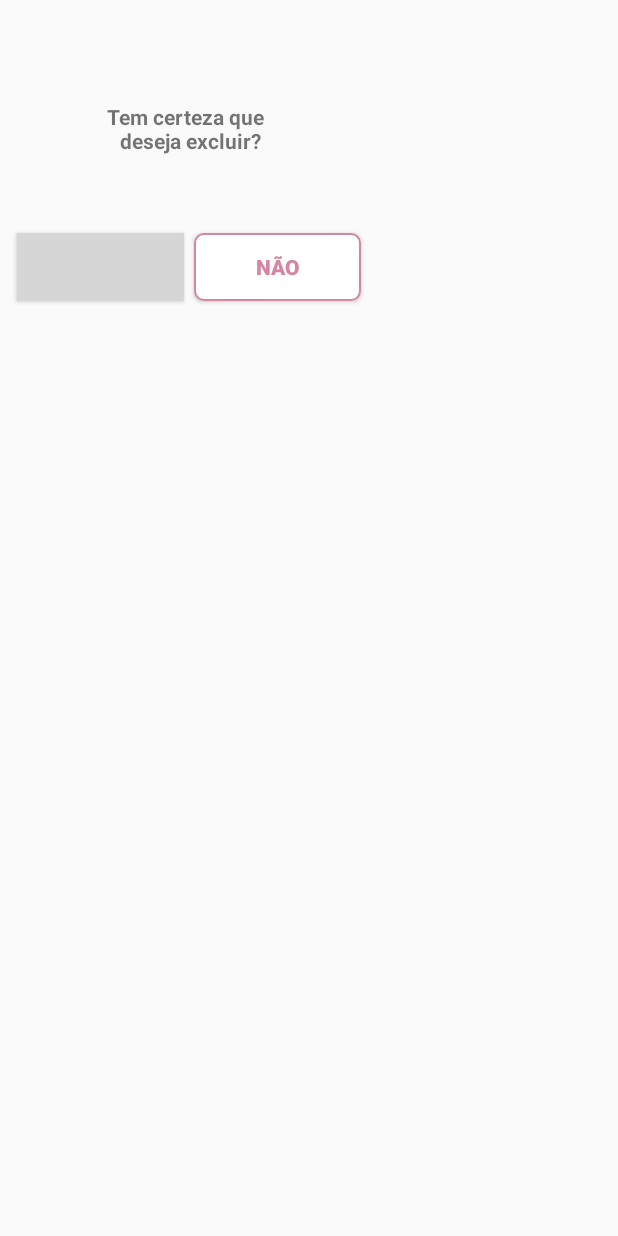
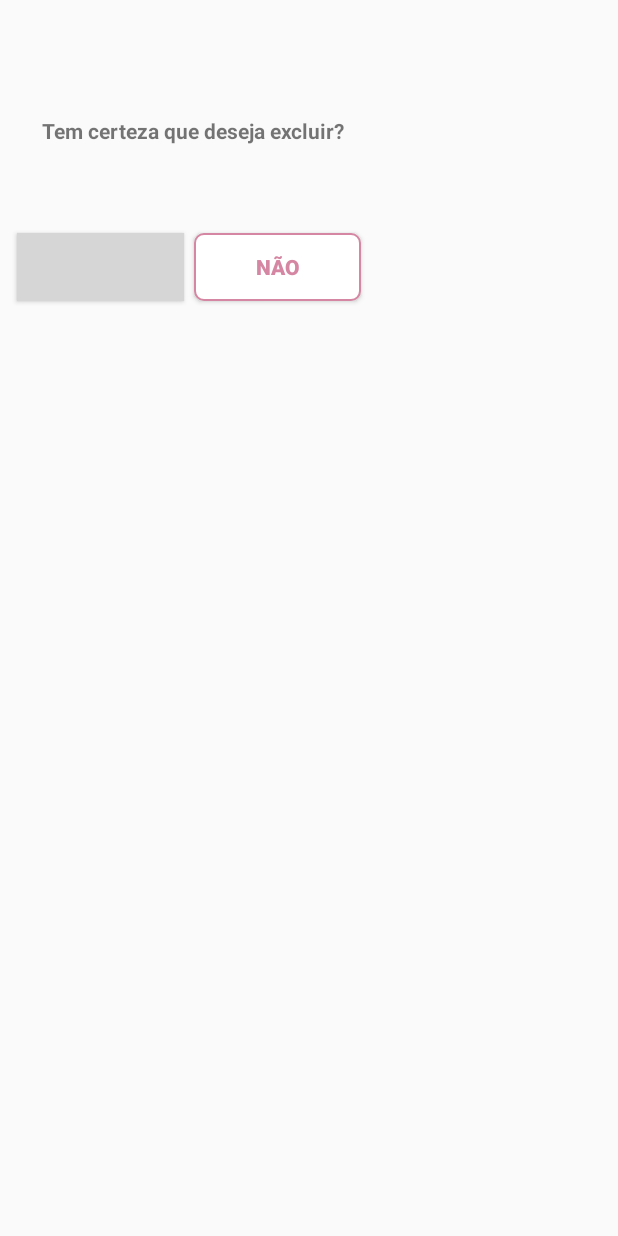
Before and after one commit to Mi-sinibaldi/PooMinhasTarefas, an Android app: the layout activity_dialog_chooser.xml on its own in the app's theme, with its tools: preview values and no code run, on a phone screen of 412 x 824 dp. Run offline under Robolectric (Android 15) with nearby library versions, the phone set to English and light mode, and no system bars; grey boxes are pictures that could not be loaded.

Commit message:
ajustes finos

```diff
--- a/app/src/main/res/layout/activity_dialog_chooser.xml
+++ b/app/src/main/res/layout/activity_dialog_chooser.xml
@@ -14,7 +14,7 @@
         android:layout_marginRight="57dp"
         android:layout_marginBottom="104dp"
         android:gravity="center"
-        android:text="Tem certeza que \n deseja excluir?"
+        android:text="@string/tem_certeza_que_n_deseja_excluir"
         android:textStyle="bold"
         app:layout_constraintBottom_toBottomOf="parent"
         app:layout_constraintEnd_toEndOf="parent"
--- a/app/src/main/res/layout/activity_update_task.xml
+++ b/app/src/main/res/layout/activity_update_task.xml
@@ -20,6 +20,7 @@
             android:layout_height="wrap_content"
             android:layout_margin="15dp"
             android:text="@string/atualizar_tarefa"
+
             android:textAlignment="center"
             android:textAppearance="@style/Base.TextAppearance.AppCompat.Headline" />
 
@@ -27,7 +28,8 @@
             android:id="@+id/editTextTask"
             android:layout_width="match_parent"
             android:layout_height="wrap_content"
-            android:inputType="text|textCapSentences" />
+            android:inputType="text|textCapSentences"
+            android:hint="@string/tarefa"/>
 
         <EditText
             android:id="@+id/editTextDesc"
--- a/app/src/main/res/values/strings.xml
+++ b/app/src/main/res/values/strings.xml
@@ -15,4 +15,5 @@
     <string name="sim">Sim</string>
     <string name="n_o">Não</string>
     <string name="tem_certeza_que_deseja_excluir">Tem certeza que deseja excluir?</string>
+    <string name="tem_certeza_que_n_deseja_excluir">Tem certeza que deseja excluir?</string>
 </resources>
```
Also changed, not shown: app/src/main/java/com/example/roommy/ui/MainActivity.java (+4 -17 lines).
